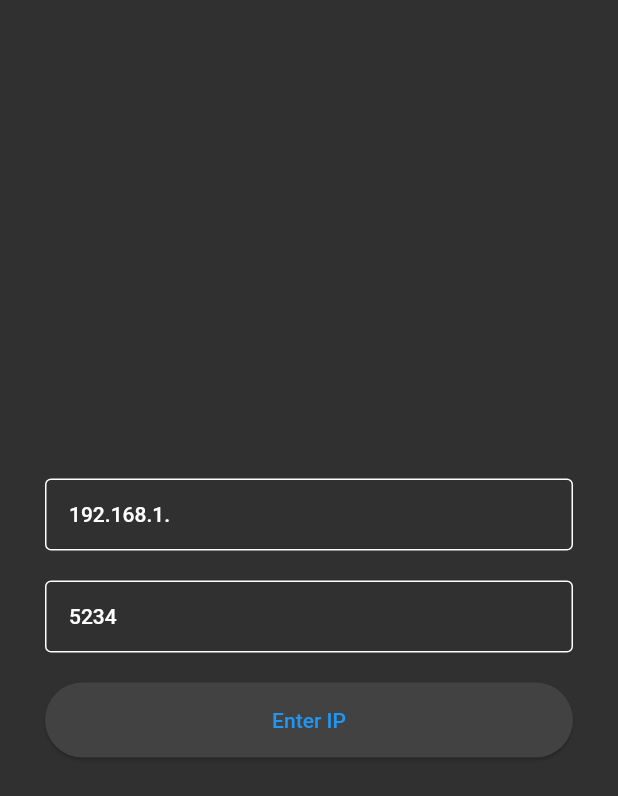
After one commit to UrosSysPro/Saloni-Front, a Flutter app: the screen it shows after launch, on a phone screen of 412 x 824 dp. The commit adds this screen. Shown: the top 796 px of the screen. Run offline on Flutter 3.47's test engine with Material 2 defaults, Android fonts, the phone set to English and light mode, and no system bars; our stand-ins replace flutter_map, flutter_secure_storage, jwt_decoder, latlong2; missing offline and left inert: flutter_map_location_marker; accounts and stored records are empty.

Commit message:
api select

```diff
--- a/lib/main.dart
+++ b/lib/main.dart
@@ -2,6 +2,7 @@ import 'package:flutter/material.dart';
 import 'package:provider/provider.dart';
 import 'package:salon/app_state.dart';
 import 'package:salon/pages/main_page.dart';
+import 'package:salon/pages/select_ip_page.dart';
 
 void main(){
   runApp(
@@ -9,7 +10,7 @@ void main(){
       providers: [
         ChangeNotifierProvider(create: (_)=>AppState()),
       ],
-      child: MainPage(),
+      child: SelectIpPage(),
     )
   );
 }
--- /dev/null
+++ b/lib/pages/select_ip_page.dart
@@ -0,0 +1,77 @@
+import 'package:flutter/material.dart';
+import 'package:provider/provider.dart';
+import 'package:salon/app_state.dart';
+import 'package:salon/pages/main_page.dart';
+
+class SelectIpPage extends StatefulWidget {
+  const SelectIpPage({super.key});
+
+  @override
+  State<SelectIpPage> createState() => _SelectIpPageState();
+}
+
+class _SelectIpPageState extends State<SelectIpPage> {
+
+  String ip="192.168.1.",port="5234";
+
+  @override
+  Widget build(BuildContext context) {
+    return MaterialApp(
+      theme: ThemeData.dark().copyWith(useMaterial3: true),
+      title: "Salon",
+      home: Builder(
+        builder: (context) {
+          return Scaffold(
+            body: Padding(
+              padding: const EdgeInsets.all(30.0),
+              child: Column(
+                mainAxisAlignment: MainAxisAlignment.center,
+                crossAxisAlignment: CrossAxisAlignment.center,
+                children: [
+                  TextFormField(
+                    onChanged: (value){
+                      ip=value;
+                    },
+                    initialValue: "192.168.1.",
+                    decoration: InputDecoration(
+                      hintText: "IP",
+                      border: OutlineInputBorder(),
+                    ),
+                  ),
+                  SizedBox(height: 20,),
+                  TextFormField(
+                    onChanged: (value){
+                      port=value;
+                    },
+                    initialValue: "5234",
+                    decoration: InputDecoration(
+                      hintText: "Port",
+                      border: OutlineInputBorder(),
+                    ),
+                  ),
+                  SizedBox(height: 20,),
+                  ElevatedButton(
+                    onPressed: (){
+                      context.read<AppState>().api="$ip:$port";
+                      print(context.read<AppState>().api);
+                      Navigator.pushReplacement(context, MaterialPageRoute(builder: (context) {
+                        return MainPage();
+                      },));
+                    },
+                    child: SizedBox(
+                      width: double.infinity,
+                      height: 50,
+                      child: Center(
+                        child: Text("Enter IP")
+                      )
+                    )
+                  )
+                ],
+              ),
+            ),
+          );
+        }
+      ),
+    );
+  }
+}
```
Also changed, not shown: lib/app_state.dart (+11 -10 lines).
